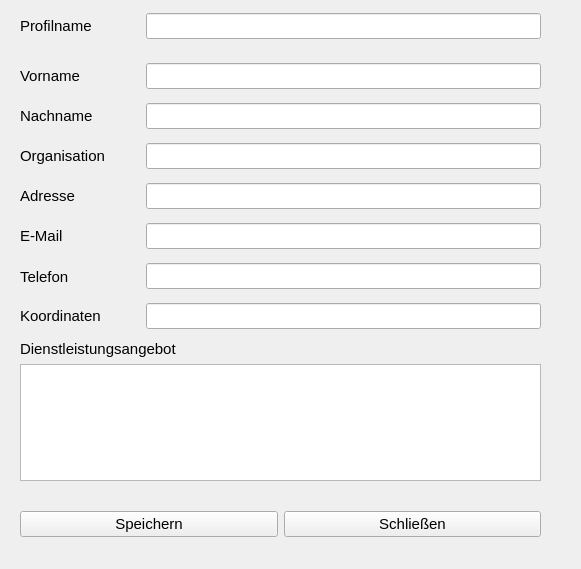
This is src/gui/qt/ui_components/dialog_profile.ui in minutogit/eMinuto-Desktop-Prototype as Qt 5 draws it before an edit. The edited form follows.
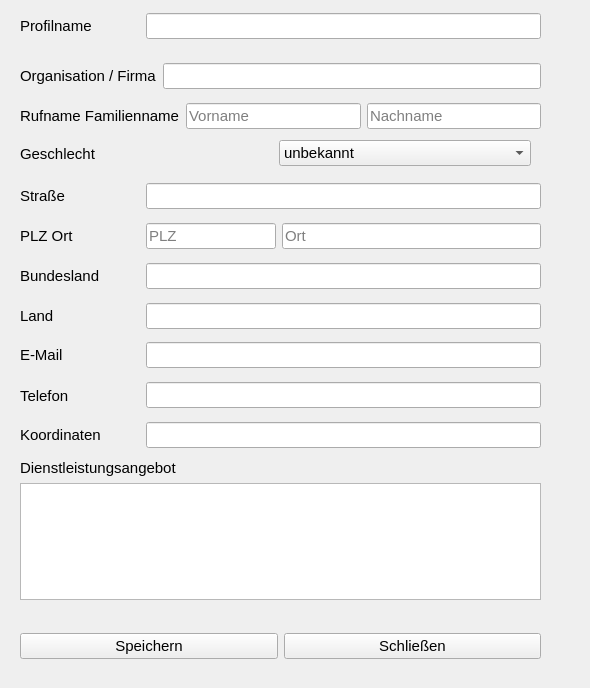
This is the edited form. Icons and pictures are not drawn.

Commit message: gui / profile more address details

What changed in the file:
```diff
--- a/src/gui/qt/ui_components/dialog_profile.ui
+++ b/src/gui/qt/ui_components/dialog_profile.ui
@@ -6,64 +6,13 @@
    <rect>
     <x>0</x>
     <y>0</y>
-    <width>581</width>
-    <height>569</height>
+    <width>590</width>
+    <height>688</height>
    </rect>
   </property>
   <property name="windowTitle">
    <string>Profil</string>
   </property>
-  <widget class="QWidget" name="layoutWidget">
-   <property name="geometry">
-    <rect>
-     <x>20</x>
-     <y>60</y>
-     <width>521</width>
-     <height>32</height>
-    </rect>
-   </property>
-   <property name="minimumSize">
-    <size>
-     <width>120</width>
-     <height>25</height>
-    </size>
-   </property>
-   <property name="font">
-    <font>
-     <pointsize>11</pointsize>
-    </font>
-   </property>
-   <layout class="QHBoxLayout">
-    <item>
-     <widget class="QLabel" name="label_first_name">
-      <property name="minimumSize">
-       <size>
-        <width>120</width>
-        <height>22</height>
-       </size>
-      </property>
-      <property name="font">
-       <font>
-        <pointsize>11</pointsize>
-       </font>
-      </property>
-      <property name="text">
-       <string>Vorname</string>
-      </property>
-     </widget>
-    </item>
-    <item>
-     <widget class="QLineEdit" name="lineEdit_first_name">
-      <property name="minimumSize">
-       <size>
-        <width>0</width>
-        <height>25</height>
-       </size>
-      </property>
-     </widget>
-    </item>
-   </layout>
-  </widget>
   <widget class="QWidget" name="layoutWidget">
    <property name="geometry">
     <rect>
@@ -86,20 +35,22 @@
    </property>
    <layout class="QHBoxLayout">
     <item>
-     <widget class="QLabel" name="label_last_name">
+     <widget class="QLabel" name="label">
+      <property name="text">
+       <string>Rufname Familienname</string>
+      </property>
+     </widget>
+    </item>
+    <item>
+     <widget class="QLineEdit" name="lineEdit_first_name">
       <property name="minimumSize">
        <size>
-        <width>120</width>
-        <height>22</height>
+        <width>0</width>
+        <height>25</height>
        </size>
       </property>
-      <property name="font">
-       <font>
-        <pointsize>11</pointsize>
-       </font>
-      </property>
-      <property name="text">
-       <string>Nachname</string>
+      <property name="placeholderText">
+       <string>Vorname</string>
       </property>
      </widget>
     </item>
@@ -111,6 +62,9 @@
         <height>25</height>
        </size>
       </property>
+      <property name="placeholderText">
+       <string>Nachname</string>
+      </property>
      </widget>
     </item>
    </layout>
@@ -119,7 +73,7 @@
    <property name="geometry">
     <rect>
      <x>20</x>
-     <y>140</y>
+     <y>60</y>
      <width>521</width>
      <height>32</height>
     </rect>
@@ -150,7 +104,7 @@
        </font>
       </property>
       <property name="text">
-       <string>Organisation</string>
+       <string>Organisation / Firma</string>
       </property>
      </widget>
     </item>
@@ -188,7 +142,7 @@
    </property>
    <layout class="QHBoxLayout">
     <item>
-     <widget class="QLabel" name="label_address">
+     <widget class="QLabel" name="label_street">
       <property name="minimumSize">
        <size>
         <width>120</width>
@@ -201,7 +155,7 @@
        </font>
       </property>
       <property name="text">
-       <string>Adresse</string>
+       <string>Straße</string>
       </property>
      </widget>
     </item>
@@ -221,7 +175,7 @@
    <property name="geometry">
     <rect>
      <x>20</x>
-     <y>220</y>
+     <y>339</y>
      <width>521</width>
      <height>32</height>
     </rect>
@@ -272,7 +226,7 @@
    <property name="geometry">
     <rect>
      <x>20</x>
-     <y>261</y>
+     <y>380</y>
      <width>521</width>
      <height>31</height>
     </rect>
@@ -323,7 +277,7 @@
    <property name="geometry">
     <rect>
      <x>20</x>
-     <y>300</y>
+     <y>419</y>
      <width>521</width>
      <height>32</height>
     </rect>
@@ -424,11 +378,11 @@
     </item>
    </layout>
   </widget>
-  <widget class="QWidget" name="">
+  <widget class="QWidget" name="layoutWidget">
    <property name="geometry">
     <rect>
      <x>20</x>
-     <y>340</y>
+     <y>459</y>
      <width>521</width>
      <height>141</height>
     </rect>
@@ -461,11 +415,8 @@
       </property>
       <property name="html">
        <string>&lt;!DOCTYPE HTML PUBLIC &quot;-//W3C//DTD HTML 4.0//EN&quot; &quot;http://www.w3.org/TR/REC-html40/strict.dtd&quot;&gt;
-&lt;html&gt;&lt;head&gt;&lt;meta name=&quot;qrichtext&quot; content=&quot;1&quot; /&gt;&lt;meta charset=&quot;utf-8&quot; /&gt;&lt;style type=&quot;text/css&quot;&gt;
+&lt;html&gt;&lt;head&gt;&lt;meta name=&quot;qrichtext&quot; content=&quot;1&quot; /&gt;&lt;style type=&quot;text/css&quot;&gt;
 p, li { white-space: pre-wrap; }
-hr { height: 1px; border-width: 0; }
-li.unchecked::marker { content: &quot;\2610&quot;; }
-li.checked::marker { content: &quot;\2612&quot;; }
 &lt;/style&gt;&lt;/head&gt;&lt;body style=&quot; font-family:'Ubuntu'; font-size:11pt; font-weight:400; font-style:normal;&quot;&gt;
 &lt;p style=&quot;-qt-paragraph-type:empty; margin-top:0px; margin-bottom:0px; margin-left:0px; margin-right:0px; -qt-block-indent:0; text-indent:0px;&quot;&gt;&lt;br /&gt;&lt;/p&gt;&lt;/body&gt;&lt;/html&gt;</string>
       </property>
@@ -473,13 +424,13 @@
     </item>
    </layout>
   </widget>
-  <widget class="QWidget" name="">
+  <widget class="QWidget" name="layoutWidget">
    <property name="geometry">
     <rect>
      <x>20</x>
-     <y>510</y>
+     <y>629</y>
      <width>521</width>
-     <height>28</height>
+     <height>34</height>
     </rect>
    </property>
    <layout class="QHBoxLayout" name="horizontalLayout">
@@ -527,6 +478,247 @@
     </item>
    </layout>
   </widget>
+  <widget class="QWidget" name="layoutWidget_3">
+   <property name="geometry">
+    <rect>
+     <x>20</x>
+     <y>220</y>
+     <width>521</width>
+     <height>32</height>
+    </rect>
+   </property>
+   <property name="minimumSize">
+    <size>
+     <width>120</width>
+     <height>25</height>
+    </size>
+   </property>
+   <property name="font">
+    <font>
+     <pointsize>11</pointsize>
+    </font>
+   </property>
+   <layout class="QHBoxLayout" name="_3">
+    <item>
+     <widget class="QLabel" name="label_zip_code_city">
+      <property name="minimumSize">
+       <size>
+        <width>120</width>
+        <height>22</height>
+       </size>
+      </property>
+      <property name="font">
+       <font>
+        <pointsize>11</pointsize>
+       </font>
+      </property>
+      <property name="text">
+       <string>PLZ Ort</string>
+      </property>
+     </widget>
+    </item>
+    <item>
+     <widget class="QLineEdit" name="lineEdit_zip_code">
+      <property name="sizePolicy">
+       <sizepolicy hsizetype="Expanding" vsizetype="Fixed">
+        <horstretch>1</horstretch>
+        <verstretch>0</verstretch>
+       </sizepolicy>
+      </property>
+      <property name="minimumSize">
+       <size>
+        <width>0</width>
+        <height>25</height>
+       </size>
+      </property>
+      <property name="placeholderText">
+       <string>PLZ</string>
+      </property>
+     </widget>
+    </item>
+    <item>
+     <widget class="QLineEdit" name="lineEdit_city">
+      <property name="sizePolicy">
+       <sizepolicy hsizetype="Expanding" vsizetype="Fixed">
+        <horstretch>2</horstretch>
+        <verstretch>0</verstretch>
+       </sizepolicy>
+      </property>
+      <property name="minimumSize">
+       <size>
+        <width>0</width>
+        <height>25</height>
+       </size>
+      </property>
+      <property name="placeholderText">
+       <string>Ort</string>
+      </property>
+     </widget>
+    </item>
+   </layout>
+  </widget>
+  <widget class="QWidget" name="layoutWidget_5">
+   <property name="geometry">
+    <rect>
+     <x>20</x>
+     <y>300</y>
+     <width>521</width>
+     <height>32</height>
+    </rect>
+   </property>
+   <property name="minimumSize">
+    <size>
+     <width>120</width>
+     <height>25</height>
+    </size>
+   </property>
+   <property name="font">
+    <font>
+     <pointsize>11</pointsize>
+    </font>
+   </property>
+   <layout class="QHBoxLayout" name="_5">
+    <item>
+     <widget class="QLabel" name="label_country">
+      <property name="minimumSize">
+       <size>
+        <width>120</width>
+        <height>22</height>
+       </size>
+      </property>
+      <property name="font">
+       <font>
+        <pointsize>11</pointsize>
+       </font>
+      </property>
+      <property name="text">
+       <string>Land</string>
+      </property>
+     </widget>
+    </item>
+    <item>
+     <widget class="QLineEdit" name="lineEdit_country">
+      <property name="minimumSize">
+       <size>
+        <width>0</width>
+        <height>25</height>
+       </size>
+      </property>
+     </widget>
+    </item>
+   </layout>
+  </widget>
+  <widget class="QWidget" name="layoutWidget_6">
+   <property name="geometry">
+    <rect>
+     <x>20</x>
+     <y>260</y>
+     <width>521</width>
+     <height>32</height>
+    </rect>
+   </property>
+   <property name="minimumSize">
+    <size>
+     <width>120</width>
+     <height>25</height>
+    </size>
+   </property>
+   <property name="font">
+    <font>
+     <pointsize>11</pointsize>
+    </font>
+   </property>
+   <layout class="QHBoxLayout" name="_6">
+    <item>
+     <widget class="QLabel" name="label_state_or_region">
+      <property name="minimumSize">
+       <size>
+        <width>120</width>
+        <height>22</height>
+       </size>
+      </property>
+      <property name="font">
+       <font>
+        <pointsize>11</pointsize>
+       </font>
+      </property>
+      <property name="text">
+       <string>Bundesland</string>
+      </property>
+     </widget>
+    </item>
+    <item>
+     <widget class="QLineEdit" name="lineEdit_state_or_region">
+      <property name="minimumSize">
+       <size>
+        <width>0</width>
+        <height>25</height>
+       </size>
+      </property>
+     </widget>
+    </item>
+   </layout>
+  </widget>
+  <widget class="QWidget" name="layoutWidget_4">
+   <property name="geometry">
+    <rect>
+     <x>20</x>
+     <y>140</y>
+     <width>511</width>
+     <height>27</height>
+    </rect>
+   </property>
+   <property name="minimumSize">
+    <size>
+     <width>120</width>
+     <height>25</height>
+    </size>
+   </property>
+   <property name="font">
+    <font>
+     <pointsize>11</pointsize>
+    </font>
+   </property>
+   <layout class="QHBoxLayout" name="_4">
+    <item>
+     <widget class="QLabel" name="label_street_2">
+      <property name="minimumSize">
+       <size>
+        <width>120</width>
+        <height>22</height>
+       </size>
+      </property>
+      <property name="font">
+       <font>
+        <pointsize>11</pointsize>
+       </font>
+      </property>
+      <property name="text">
+       <string>Geschlecht</string>
+      </property>
+     </widget>
+    </item>
+    <item>
+     <widget class="QComboBox" name="comboBox_gender">
+      <item>
+       <property name="text">
+        <string>unbekannt</string>
+       </property>
+      </item>
+      <item>
+       <property name="text">
+        <string>männlich</string>
+       </property>
+      </item>
+      <item>
+       <property name="text">
+        <string>weiblich</string>
+       </property>
+      </item>
+     </widget>
+    </item>
+   </layout>
+  </widget>
  </widget>
  <resources/>
  <connections/>
```
Left out of the diff: 26 changed lines with no effect on the pictures. The commit also changes 5 other files.
